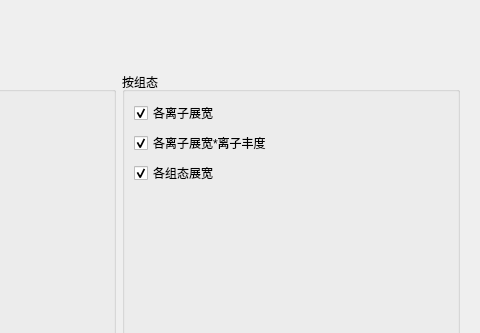
Old version of the form cowan/View/DataShowWindow.ui in the repository ArcturusVirgo/CowanPro; both pictures show x 371 to 851 and y 0 to 333 of the 851 by 598 pixel window.
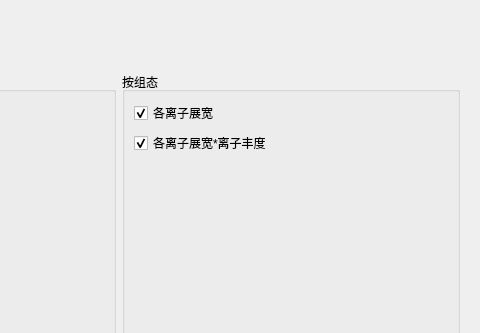
New version of the form.

Commit message: 1.在加载组态贡献树状图时，先判断是否有展宽 2.修复了数据统计时的报错问题 3.数据导出窗口功能完成

Diff of the .ui file:
```diff
--- a/cowan/View/DataShowWindow.ui
+++ b/cowan/View/DataShowWindow.ui
@@ -479,16 +479,6 @@
               </property>
              </widget>
             </item>
-            <item>
-             <widget class="QCheckBox" name="con_widen">
-              <property name="text">
-               <string>各组态展宽</string>
-              </property>
-              <property name="checked">
-               <bool>true</bool>
-              </property>
-             </widget>
-            </item>
             <item>
              <spacer name="verticalSpacer_5">
               <property name="orientation">
```
Left out of the diff: 2 changed lines with no effect on the pictures. The commit also changes 9 other files.
